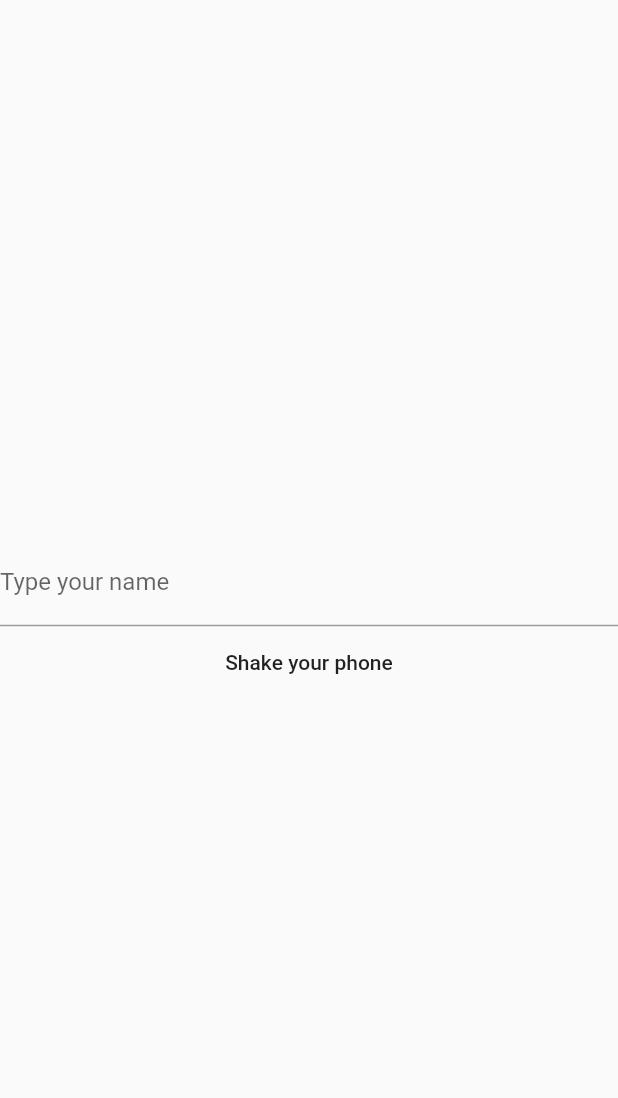
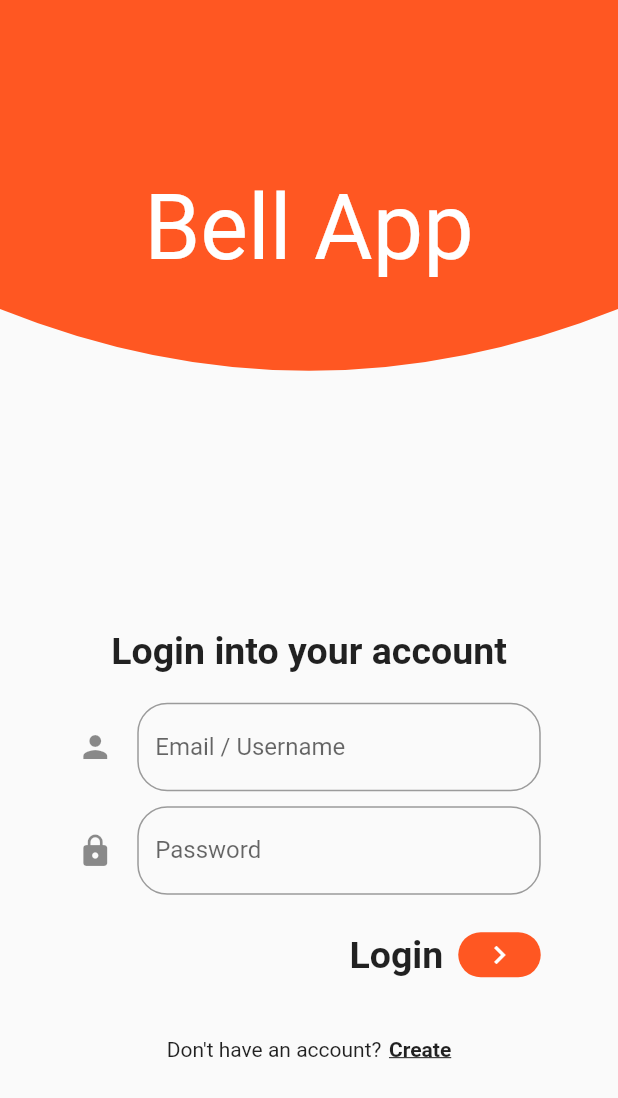
Before and after one commit to JovannyRch/bell-app, a Flutter app: the screen it shows after launch, on a phone screen of 412 x 824 dp. Shown: the top 1098 px of the screen. Run offline on Flutter 3.47's test engine with Material 2 defaults, Android fonts, the light colour scheme and no system bars; our stand-ins replace assets_audio_player, socket_io_client; missing offline and left inert: shake.

Commit message:
Adding login and register screen

```diff
--- /dev/null
+++ b/lib/const/conts.dart
@@ -0,0 +1,3 @@
+import 'package:flutter/material.dart';
+
+final kBaseColor = Colors.deepOrange;
--- a/lib/main.dart
+++ b/lib/main.dart
@@ -1,9 +1,13 @@
+import 'package:bell_app/screens/auth/login.dart';
+import 'package:bell_app/screens/auth/register.dart';
 import 'package:bell_app/screens/home_screen.dart';
 import 'package:bell_app/services/socket_service.dart';
 import 'package:flutter/material.dart';
 import 'package:provider/provider.dart';
 
-void main() => runApp(MyApp());
+void main() async {
+  runApp(MyApp());
+}
 
 class MyApp extends StatelessWidget {
   @override
@@ -13,7 +17,7 @@ class MyApp extends StatelessWidget {
       child: MaterialApp(
         debugShowCheckedModeBanner: false,
         title: 'Bell App',
-        home: HomeScreen(),
+        home: LoginScreen(),
       ),
     );
   }
--- /dev/null
+++ b/lib/screens/auth/login.dart
@@ -0,0 +1,122 @@
+import 'package:bell_app/screens/auth/register.dart';
+import 'package:bell_app/screens/auth/widgets/bg_widget.dart';
+import 'package:bell_app/screens/auth/widgets/button_auth.dart';
+import 'package:bell_app/screens/auth/widgets/input_widget.dart';
+import 'package:flutter/cupertino.dart';
+import 'package:flutter/material.dart';
+
+class LoginScreen extends StatefulWidget {
+  @override
+  _LoginScreenState createState() => _LoginScreenState();
+}
+
+class _LoginScreenState extends State<LoginScreen> {
+  Size _size;
+
+  TextEditingController password = new TextEditingController();
+  TextEditingController username = new TextEditingController();
+
+  @override
+  Widget build(BuildContext context) {
+    _size = MediaQuery.of(context).size;
+    return Scaffold(
+      body: Stack(
+        children: [
+          HeaderWave(),
+          content(),
+        ],
+      ),
+    );
+  }
+
+  Widget content() {
+    return Container(
+      width: double.infinity,
+      child: Column(
+        mainAxisAlignment: MainAxisAlignment.spaceAround,
+        crossAxisAlignment: CrossAxisAlignment.center,
+        children: [
+          logo(),
+          form(),
+        ],
+      ),
+    );
+  }
+
+  Widget btnImage(String path) {
+    return Image.asset(path, height: 30.0);
+  }
+
+  Widget logo() {
+    return Container(
+      child: Row(
+        mainAxisAlignment: MainAxisAlignment.center,
+        children: [
+          Text(
+            "Bell App",
+            style: TextStyle(
+              color: Colors.white,
+              fontSize: 60.0,
+            ),
+          ),
+        ],
+      ),
+    );
+  }
+
+  Widget linkRegister() {
+    return Row(
+      mainAxisAlignment: MainAxisAlignment.center,
+      children: [
+        Text("Don't have an account?"),
+        SizedBox(
+          width: 5.0,
+        ),
+        GestureDetector(
+          onTap: () {
+            Navigator.push(
+              context,
+              CupertinoPageRoute(builder: (context) => RegisterScreen()),
+            );
+          },
+          child: Text(
+            "Create",
+            style: TextStyle(
+              fontWeight: FontWeight.bold,
+              decoration: TextDecoration.underline,
+            ),
+          ),
+        )
+      ],
+    );
+  }
+
+  Widget form() {
+    return Container(
+      width: _size.width * 0.75,
+      child: Column(
+        crossAxisAlignment: CrossAxisAlignment.center,
+        children: [
+          Text(
+            "Login into your account",
+            style: TextStyle(
+              fontSize: 25.0,
+              fontWeight: FontWeight.bold,
+            ),
+          ),
+          SizedBox(height: 20.0),
+          InputAuth("Email / Username", username, Icons.person),
+          InputAuth("Password", password, Icons.lock, isPassword: true),
+          SizedBox(
+            height: 15.0,
+          ),
+          ButtonAuth("Login"),
+          SizedBox(
+            height: 40.0,
+          ),
+          linkRegister(),
+        ],
+      ),
+    );
+  }
+}
--- /dev/null
+++ b/lib/screens/auth/widgets/bg_widget.dart
@@ -0,0 +1,42 @@
+import 'package:bell_app/const/conts.dart';
+import 'package:flutter/material.dart';
+
+class HeaderWave extends StatelessWidget {
+  const HeaderWave({Key key}) : super(key: key);
+
+  @override
+  Widget build(BuildContext context) {
+    return Container(
+      height: double.infinity,
+      width: double.infinity,
+      child: CustomPaint(
+        painter: _MiPainter5(),
+      ),
+    );
+  }
+}
+
+class _MiPainter5 extends CustomPainter {
+  @override
+  void paint(Canvas canvas, Size size) {
+    final paint = new Paint();
+    paint.color = kBaseColor;
+    paint.style = PaintingStyle.fill;
+    final path = new Path();
+    path.lineTo(0, size.height * 0.25);
+    //path.arcTo();
+    //path.lineTo(size.width, size.height * 0.45);
+
+    path.quadraticBezierTo(
+        size.width * 0.5, size.height * 0.35, size.width, size.height * 0.25);
+    path.lineTo(size.width, 0);
+    path.lineTo(0, 0);
+
+    canvas.drawPath(path, paint);
+  }
+
+  @override
+  bool shouldRepaint(CustomPainter oldDelegate) {
+    return true;
+  }
+}
--- /dev/null
+++ b/lib/screens/auth/widgets/button_auth.dart
@@ -0,0 +1,42 @@
+import 'package:bell_app/const/conts.dart';
+import 'package:flutter/material.dart';
+
+class ButtonAuth extends StatelessWidget {
+  final String text;
+
+  ButtonAuth(this.text);
+  @override
+  Widget build(BuildContext context) {
+    return Row(
+      mainAxisAlignment: MainAxisAlignment.end,
+      children: [
+        GestureDetector(
+          child: Row(
+            children: [
+              Text(
+                text,
+                style: TextStyle(
+                  fontSize: 25.0,
+                  fontWeight: FontWeight.bold,
+                ),
+              ),
+              Container(
+                height: 30.0,
+                width: 55.0,
+                margin: EdgeInsets.only(left: 10.0),
+                decoration: BoxDecoration(
+                  color: kBaseColor,
+                  borderRadius: BorderRadius.circular(20.0),
+                ),
+                child: Icon(
+                  Icons.chevron_right,
+                  color: Colors.white,
+                ),
+              )
+            ],
+          ),
+        )
+      ],
+    );
+  }
+}
--- /dev/null
+++ b/lib/screens/auth/widgets/input_widget.dart
@@ -0,0 +1,32 @@
+import 'package:bell_app/const/conts.dart';
+import 'package:flutter/material.dart';
+
+class InputAuth extends StatelessWidget {
+  final TextEditingController controller;
+  final String label;
+  final IconData icon;
+  final bool isPassword;
+  InputAuth(this.label, this.controller, this.icon, {this.isPassword = false});
+
+  @override
+  Widget build(BuildContext context) {
+    return Container(
+      margin: EdgeInsets.only(
+        bottom: 10.0,
+      ),
+      child: TextField(
+        obscureText: this.isPassword,
+        controller: controller,
+        decoration: InputDecoration(
+          icon: Icon(icon),
+          focusColor: kBaseColor,
+          fillColor: kBaseColor,
+          labelText: label,
+          border: new OutlineInputBorder(
+            borderRadius: BorderRadius.circular(20.0),
+          ),
+        ),
+      ),
+    );
+  }
+}
--- a/lib/services/socket_service.dart
+++ b/lib/services/socket_service.dart
@@ -54,7 +54,6 @@ class SocketService with ChangeNotifier {
       print("Nueva notificacion");
       this._name = payload;
       this._newNotification = true;
-      notifyListeners();
     });
   }
 }
```
Also changed, not shown: lib/screens/auth/register.dart (added, +134 -0 lines), images/facebook.png (added), images/google-mas.png (added), images/linkedin.png (added).
